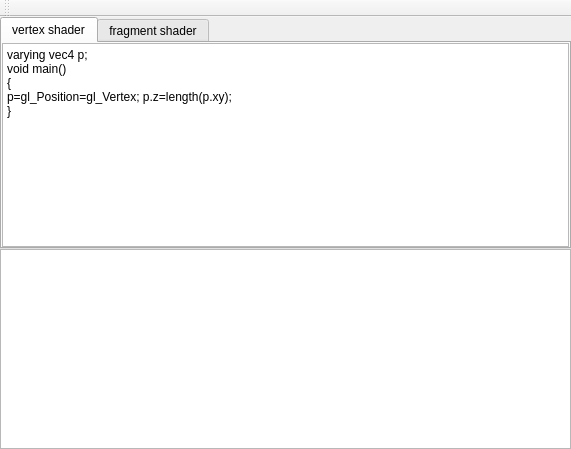
First picture: the form in MainWindow.ui, repository w23/shapa, before the edit.
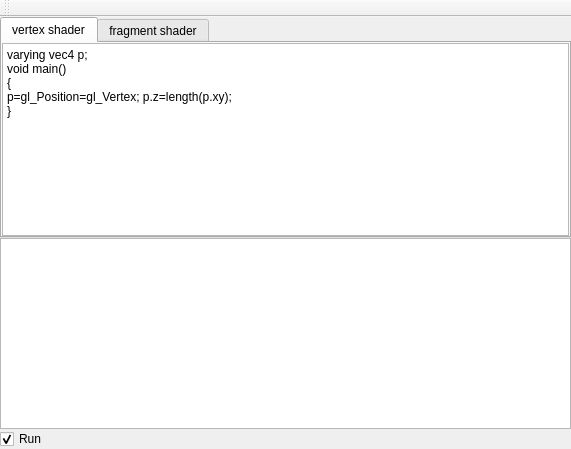
Second picture: the form after the edit.

Commit message: added a pause checkbox

The edit to the form file:
```diff
--- a/MainWindow.ui
+++ b/MainWindow.ui
@@ -111,6 +111,16 @@
       </property>
      </widget>
     </item>
+    <item>
+     <widget class="QCheckBox" name="checkBox">
+      <property name="text">
+       <string>Run</string>
+      </property>
+      <property name="checked">
+       <bool>true</bool>
+      </property>
+     </widget>
+    </item>
    </layout>
   </widget>
   <widget class="QMenuBar" name="menuBar">
```
Left out of the diff: 2 changed lines with no effect on the pictures. The commit also changes 5 other files.
